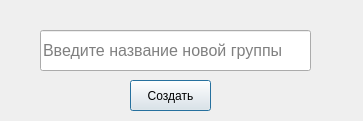
This is ui/create_group.ui in came0987/dbms_mpei as Qt 5 draws it before an edit. The edited form follows.
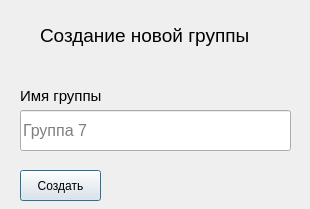
This is the edited form.

```diff
--- a/ui/create_group.ui
+++ b/ui/create_group.ui
@@ -6,8 +6,8 @@
    <rect>
     <x>0</x>
     <y>0</y>
-    <width>363</width>
-    <height>121</height>
+    <width>310</width>
+    <height>209</height>
    </rect>
   </property>
   <property name="windowTitle">
@@ -16,8 +16,8 @@
   <widget class="QLineEdit" name="lineEdit">
    <property name="geometry">
     <rect>
-     <x>40</x>
-     <y>30</y>
+     <x>20</x>
+     <y>110</y>
      <width>271</width>
      <height>41</height>
     </rect>
@@ -27,15 +27,18 @@
      <pointsize>12</pointsize>
     </font>
    </property>
+   <property name="text">
+    <string/>
+   </property>
    <property name="placeholderText">
-    <string>Введите название новой группы</string>
+    <string>Группа 7</string>
    </property>
   </widget>
   <widget class="QPushButton" name="pushButton">
    <property name="geometry">
     <rect>
-     <x>130</x>
-     <y>80</y>
+     <x>20</x>
+     <y>170</y>
      <width>81</width>
      <height>31</height>
     </rect>
@@ -44,6 +47,58 @@
     <string>Создать</string>
    </property>
   </widget>
+  <widget class="QLabel" name="label">
+   <property name="geometry">
+    <rect>
+     <x>20</x>
+     <y>80</y>
+     <width>121</width>
+     <height>31</height>
+    </rect>
+   </property>
+   <property name="font">
+    <font>
+     <pointsize>11</pointsize>
+    </font>
+   </property>
+   <property name="text">
+    <string>Имя группы</string>
+   </property>
+  </widget>
+  <widget class="QLabel" name="label_2">
+   <property name="geometry">
+    <rect>
+     <x>40</x>
+     <y>10</y>
+     <width>231</width>
+     <height>51</height>
+    </rect>
+   </property>
+   <property name="font">
+    <font>
+     <pointsize>14</pointsize>
+    </font>
+   </property>
+   <property name="text">
+    <string>Создание новой группы</string>
+   </property>
+  </widget>
+  <widget class="QLabel" name="error_text">
+   <property name="geometry">
+    <rect>
+     <x>20</x>
+     <y>150</y>
+     <width>271</width>
+     <height>16</height>
+    </rect>
+   </property>
+   <property name="styleSheet">
+    <string notr="true">color: rgb(255, 0, 0)</string>
+   </property>
+   <property name="text">
+    <string/>
+   </property>
+  </widget>
  </widget>
  <resources/>
  <connections/>
```
Left out of the diff: 4 changed lines with no effect on the pictures.
